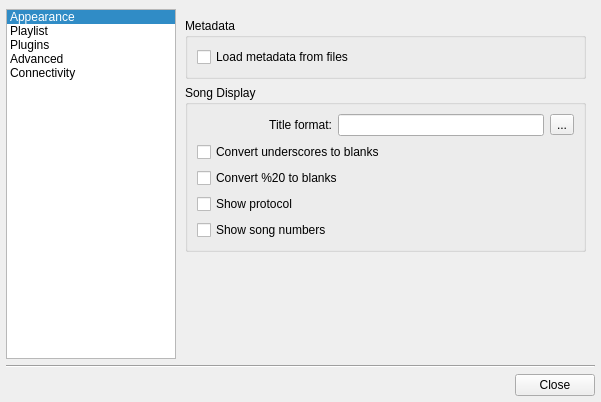
The window that src/ui/forms/configdialog.ui (ksv1986/qmmp-staging) describes before a commit, drawn with Qt 5.
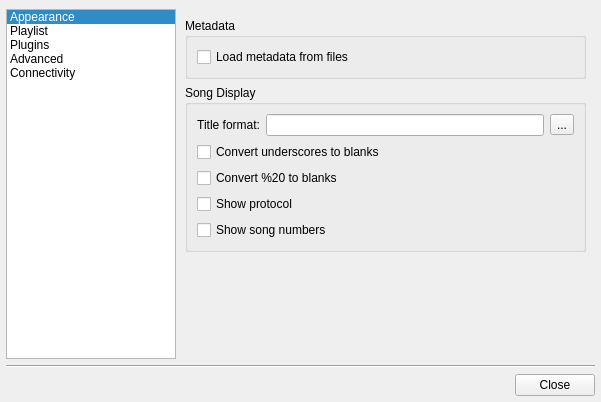
The same window after the commit. The open tabs and pages were chosen to show the change. Icons and pictures are not drawn.

Commit message: fixed widget layout

```diff
--- a/src/ui/forms/configdialog.ui
+++ b/src/ui/forms/configdialog.ui
@@ -412,28 +412,28 @@
               </property>
              </widget>
             </item>
-            <item row="1" column="0" colspan="2">
+            <item row="1" column="0" colspan="3">
              <widget class="QCheckBox" name="underscoresCheckBox">
               <property name="text">
                <string>Convert underscores to blanks</string>
               </property>
              </widget>
             </item>
-            <item row="2" column="0" colspan="2">
+            <item row="2" column="0" colspan="3">
              <widget class="QCheckBox" name="per20CheckBox">
               <property name="text">
                <string>Convert %20 to blanks</string>
               </property>
              </widget>
             </item>
-            <item row="3" column="0" colspan="2">
+            <item row="3" column="0" colspan="3">
              <widget class="QCheckBox" name="protocolCheckBox">
               <property name="text">
                <string>Show protocol</string>
               </property>
              </widget>
             </item>
-            <item row="4" column="0">
+            <item row="4" column="0" colspan="3">
              <widget class="QCheckBox" name="numbersCheckBox">
               <property name="text">
                <string>Show song numbers</string>
```
